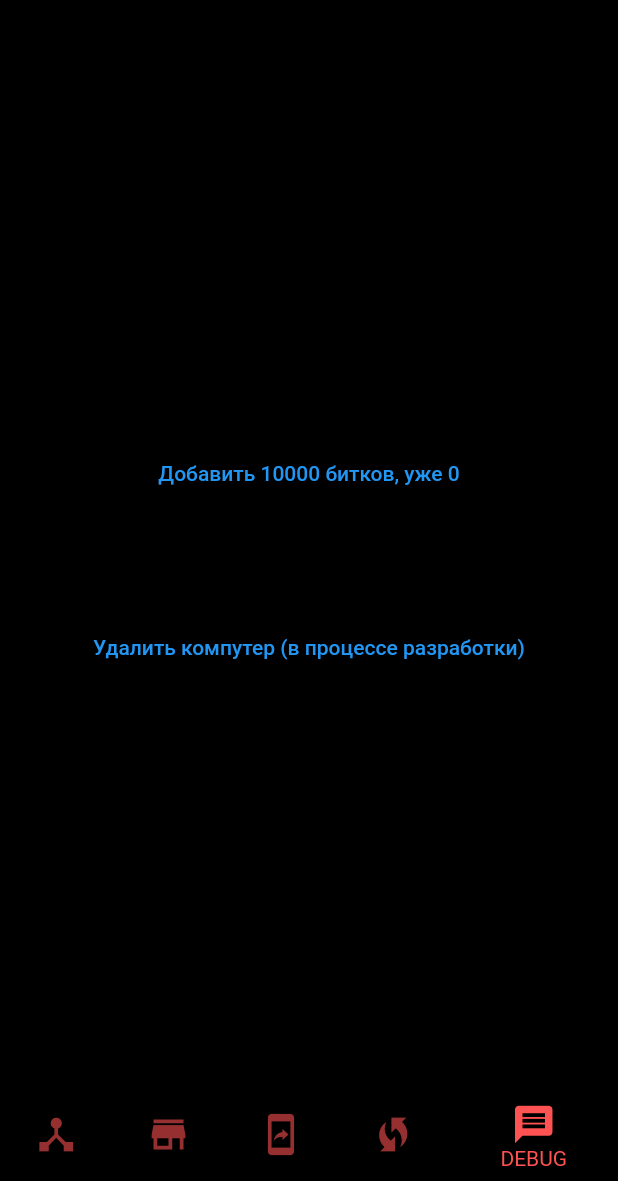
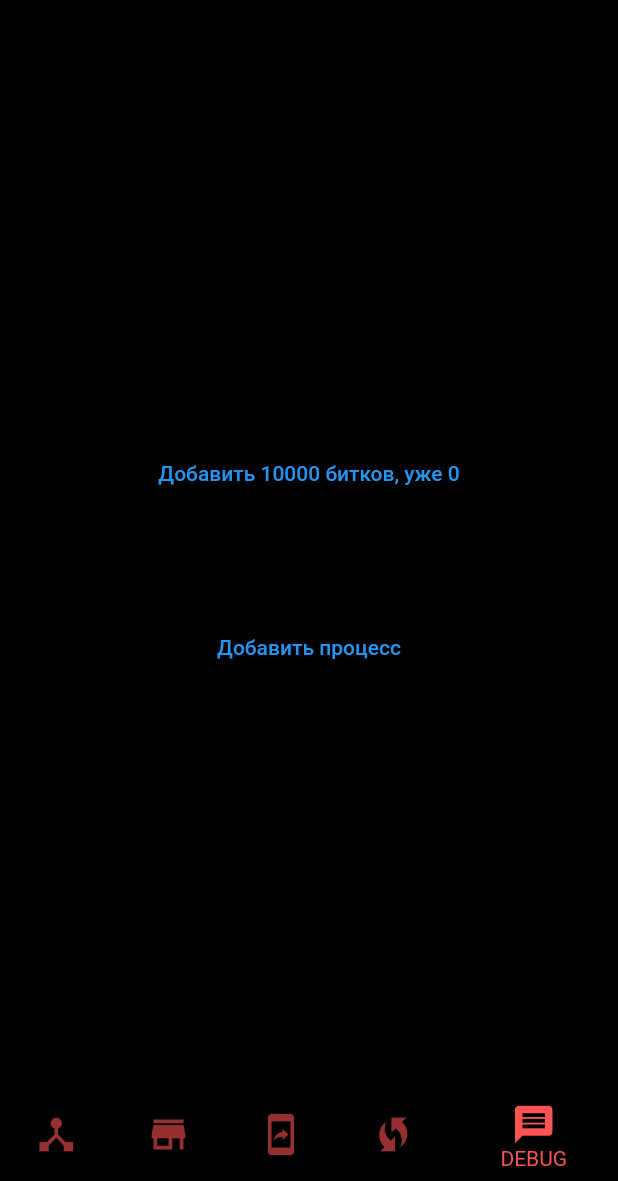
Before and after one commit to fear404-png/synt, a Flutter app: the screen it shows after launch, swiped to page 5, on a phone screen of 412 x 824 dp, the part 55-1236 px from its top. Run offline on Flutter 3.47's test engine with Material 2 defaults, Android fonts, the phone set to English and light mode, and no system bars; our stand-ins replace bloc, flutter_bloc, flutter_svg.

Commit message:
Добавить процесс можно в дебаг меню

```diff
--- /dev/null
+++ b/lib/blocs/processes_bloc/processes_event.dart
@@ -0,0 +1,6 @@
+part of 'processes_bloc.dart';
+
+@immutable
+abstract class ProcessesEvent {}
+
+class AddProcess extends ProcessesEvent {}
--- /dev/null
+++ b/lib/blocs/processes_bloc/processes_state.dart
@@ -0,0 +1,12 @@
+part of 'processes_bloc.dart';
+
+@immutable
+abstract class ProcessesState {
+  final List<ProcessesItem> items;
+
+  ProcessesState(this.items);
+}
+
+class ProcessesInitial extends ProcessesState {
+  ProcessesInitial(List<ProcessesItem> items) : super(items);
+}
--- /dev/null
+++ b/lib/blocs/processes_item_bloc/processes_item_event.dart
@@ -0,0 +1,4 @@
+part of 'processes_item_bloc.dart';
+
+@immutable
+abstract class ProcessesItemEvent {}
--- a/lib/pages/messages_widget.dart
+++ b/lib/pages/messages_widget.dart
@@ -1,6 +1,7 @@
 import 'package:flutter/material.dart';
 import 'package:flutter_bloc/flutter_bloc.dart';
 import 'package:synt/blocs/appbar_bloc/appbar_bloc.dart';
+import 'package:synt/blocs/processes_bloc/processes_bloc.dart';
 import 'package:synt/theme/app_colors.dart';
 
 class MessagesWidget extends StatelessWidget {
@@ -23,9 +24,19 @@ class MessagesWidget extends StatelessWidget {
                     child: Text("Добавить 10000 битков, уже ${state.btc}"));
               },
             ),
-            TextButton(
-                onPressed: () {},
-                child: const Text("Удалить компутер (в процессе разработки)")),
+            BlocProvider(
+              create: (context) => ProcessesBloc(),
+              child: BlocBuilder<ProcessesBloc, ProcessesState>(
+                builder: (context, state) {
+                  return TextButton(
+                      onPressed: () {
+                        BlocProvider.of<ProcessesBloc>(context)
+                            .add(AddProcess());
+                      },
+                      child: const Text("Добавить процесс"));
+                },
+              ),
+            ),
           ],
         ),
       ),
```
Also changed, not shown: lib/blocs/processes_bloc/processes_bloc.dart (added, +33 -0 lines), lib/blocs/processes_item_bloc/processes_item_bloc.dart (added, +21 -0 lines), lib/blocs/processes_item_bloc/processes_item_state.dart (added, +12 -0 lines), lib/pages/components/processes_item.dart (+11 -7 lines), lib/pages/components/processes_items.dart (+14 -2 lines).
